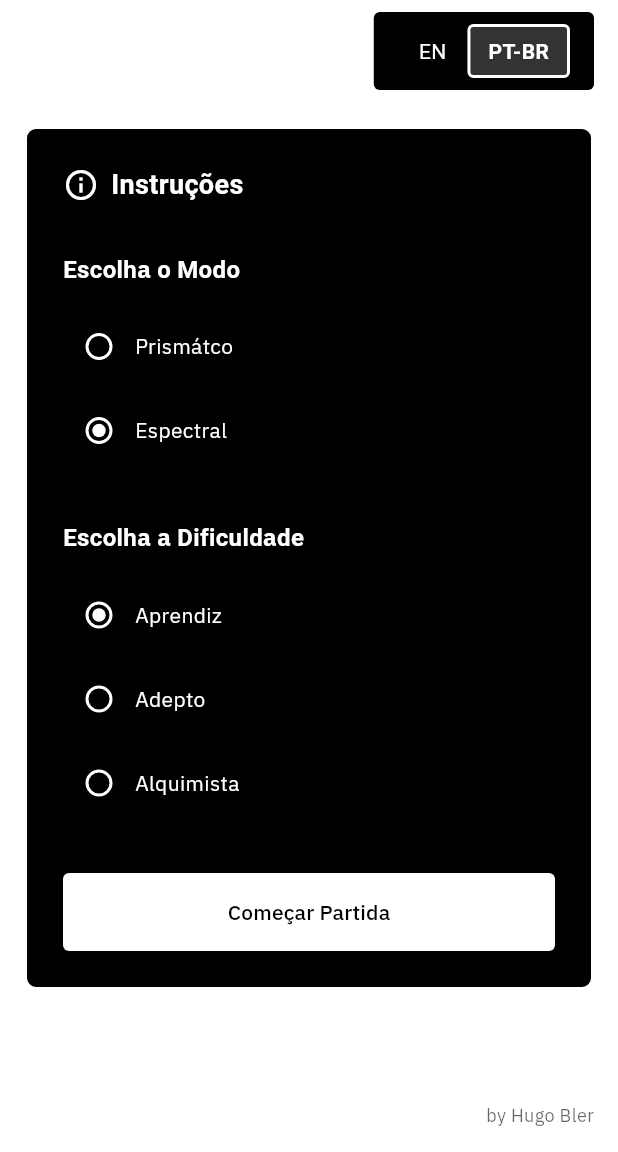
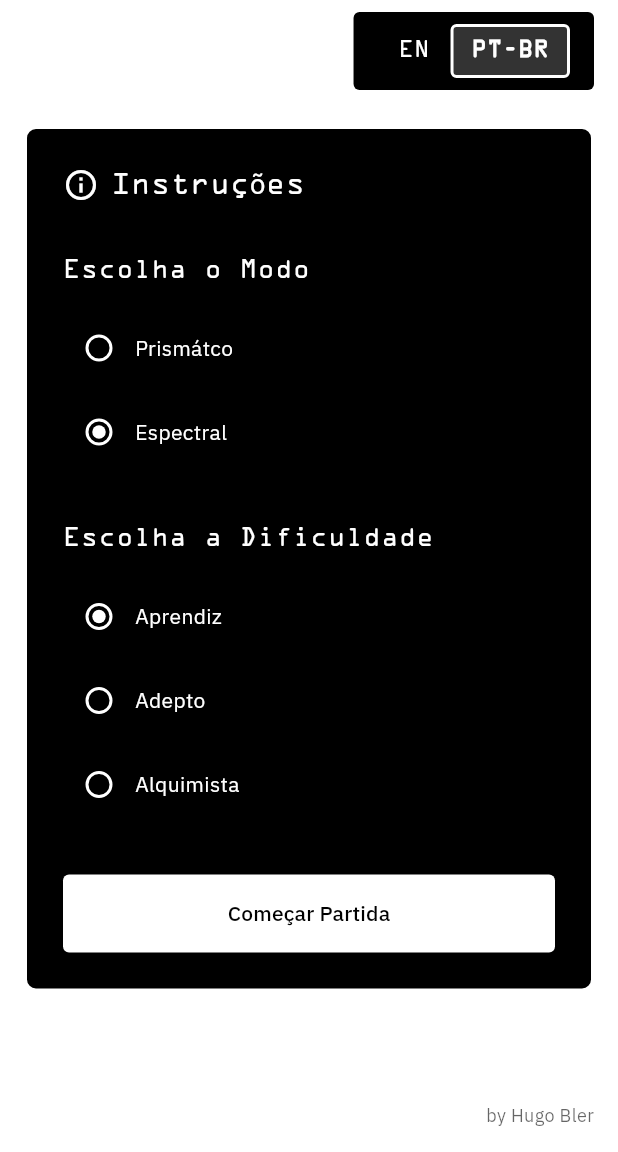
Before and after one commit to Hbler/tincture_proto, a Flutter app: the screen it shows after launch, after a tap on "PT-BR", on a phone screen of 412 x 824 dp, the part 84-1236 px from its top. Run offline on Flutter 3.47's test engine with Material 3 defaults, Android fonts, the light colour scheme and no system bars; our stand-ins replace google_fonts, shared_preferences; Roboto replaces fonts that are missing (OCR_A, Optima).

Commit message:
bugs fixed

```diff
--- a/lib/l10n/app_localizations_pt.dart
+++ b/lib/l10n/app_localizations_pt.dart
@@ -71,7 +71,7 @@ class AppLocalizationsPt extends AppLocalizations {
   String get newGame => 'Nova Partida';
 
   @override
-  String get nextRound => 'Próxima Roundada';
+  String get nextRound => 'Próxima Rondada';
 
   @override
   String get resetGame => 'Zerar Partida';
--- a/lib/l10n/app_pt.arb
+++ b/lib/l10n/app_pt.arb
@@ -36,7 +36,7 @@
 
   "newGame": "Nova Partida",
 
-  "nextRound": "Próxima Roundada",
+  "nextRound": "Próxima Rondada",
 
   "resetGame": "Zerar Partida",
 
--- a/lib/models/difficulty.dart
+++ b/lib/models/difficulty.dart
@@ -45,7 +45,7 @@ class Difficulty {
       case DifficultyLevel.alchemist:
         return 105.0;
       case DifficultyLevel.artifex:
-        return 70.0;
+        return 45.0;
     }
   }
 
--- a/lib/models/tile.dart
+++ b/lib/models/tile.dart
@@ -6,6 +6,7 @@ class GameTile {
   final String id;
   final Color color;
   final DifficultyLevel difficulty;
+  final String icon;
   bool isMatched;
 
   static const List<String> _icons = ['▀', '▄', '█', '◼', '▮', '▪'];
@@ -14,10 +15,11 @@ class GameTile {
     required this.id,
     required this.color,
     required this.difficulty,
+    String? icon,
     this.isMatched = false,
-  });
+  }) : icon = icon ?? _generateIcon(difficulty);
 
-  String get icon {
+  static String _generateIcon(DifficultyLevel difficulty) {
     final random = Random();
     int maxIndex;
 
@@ -43,12 +45,14 @@ class GameTile {
     String? id,
     Color? color,
     DifficultyLevel? difficulty,
+    String? icon,
     bool? isMatched,
   }) {
     return GameTile(
       id: id ?? this.id,
       color: color ?? this.color,
       difficulty: difficulty ?? this.difficulty,
+      icon: icon ?? this.icon,
       isMatched: isMatched ?? this.isMatched,
     );
   }
--- a/lib/widgets/chroma_phial.dart
+++ b/lib/widgets/chroma_phial.dart
@@ -31,7 +31,7 @@ class ChromaPhial extends StatelessWidget {
             child: Text(
               tile.icon,
               style: TextStyle(
-                fontSize: size * 0.8,
+                fontSize: size * 1.2,
                 color: tile.color,
                 height: 1.0,
               ),
--- a/lib/widgets/controls_panel.dart
+++ b/lib/widgets/controls_panel.dart
@@ -57,8 +57,7 @@ class _InstructionsButton extends StatelessWidget {
             style: const TextStyle(
               color: Colors.white,
               fontSize: 18,
-              fontWeight: FontWeight.bold,
-              fontFamily: 'OCR_A',
+              fontFamily: 'OCR',
             ),
           ),
         ],
@@ -81,8 +80,7 @@ class _ColorModeSelector extends StatelessWidget {
           style: TextStyle(
             color: Colors.white,
             fontSize: 16,
-            fontWeight: FontWeight.bold,
-            fontFamily: 'OCR_A',
+            fontFamily: 'OCR',
           ),
         ),
         const SizedBox(height: 12),
@@ -117,8 +115,7 @@ class _DifficultySelector extends StatelessWidget {
           style: TextStyle(
             color: Colors.white,
             fontSize: 16,
-            fontWeight: FontWeight.bold,
-            fontFamily: 'OCR_A',
+            fontFamily: 'OCR',
           ),
         ),
         const SizedBox(height: 12),
@@ -229,8 +226,7 @@ class _ScoreDisplay extends StatelessWidget {
             style: const TextStyle(
               color: Colors.white,
               fontSize: 20,
-              fontWeight: FontWeight.bold,
-              fontFamily: 'OCR_A',
+              fontFamily: 'OCR',
             ),
             textAlign: TextAlign.center,
           ),
@@ -240,7 +236,7 @@ class _ScoreDisplay extends StatelessWidget {
             style: const TextStyle(
               color: Colors.white,
               fontSize: 16,
-              fontFamily: 'OCR_A',
+              fontFamily: 'OCR',
             ),
             textAlign: TextAlign.center,
           ),
--- a/lib/widgets/distillation_matrix.dart
+++ b/lib/widgets/distillation_matrix.dart
@@ -1,6 +1,7 @@
 import 'package:flutter/material.dart';
 import 'package:provider/provider.dart';
 import 'package:tincture_proto/models/game_state.dart';
+import 'package:tincture_proto/models/tile.dart';
 import 'package:tincture_proto/widgets/chroma_phial.dart';
 import 'package:tincture_proto/widgets/lead_color.dart';
 
@@ -70,7 +71,10 @@ class _TilesGrid extends StatelessWidget {
 
   @override
   Widget build(BuildContext context) {
-    if (gameState.tiles.isEmpty) {
+    return Selector<GameState, List<GameTile>>(
+      selector: (_, gameState) => gameState.tiles,
+      builder: (context, tiles, _) {
+        if (tiles.isEmpty) {
           return const Center(
             child: Text(
               '...',
@@ -79,9 +83,10 @@ class _TilesGrid extends StatelessWidget {
           );
         }
 
-    final crossAxisCount = _getCrossAxisCount(gameState.tiles.length);
+        final crossAxisCount = _getCrossAxisCount(tiles.length);
 
         return Center(
+          child: SingleChildScrollView(
             child: GridView.builder(
               shrinkWrap: true,
               physics: const NeverScrollableScrollPhysics(),
@@ -91,11 +96,17 @@ class _TilesGrid extends StatelessWidget {
                 crossAxisSpacing: 8,
                 childAspectRatio: 1.0,
               ),
-        itemCount: gameState.tiles.length,
+              itemCount: tiles.length,
               itemBuilder: (context, index) {
-          return ChromaPhial(tile: gameState.tiles[index]);
+                return ChromaPhial(
+                  key: ValueKey(tiles[index].id),
+                  tile: tiles[index],
+                );
               },
             ),
+          ),
+        );
+      },
     );
   }
 }
--- a/lib/widgets/language_selector.dart
+++ b/lib/widgets/language_selector.dart
@@ -66,7 +66,7 @@ class _LanguageOption extends StatelessWidget {
         child: Text(
           label,
           style: TextStyle(
-            fontFamily: 'OCR_A',
+            fontFamily: 'OCR',
             color: Colors.white,
             fontWeight: isSelected ? FontWeight.bold : FontWeight.normal,
           ),
--- a/lib/widgets/lead_color.dart
+++ b/lib/widgets/lead_color.dart
@@ -9,23 +9,22 @@ class LeadColor extends StatelessWidget {
   Widget build(BuildContext context) {
     final gameState = context.watch<GameState>();
 
-    return LayoutBuilder(
-      builder: (context, constraints) {
-        final isMobile =
-            constraints.maxWidth < 860 || constraints.maxHeight < 200;
-        final icon = isMobile ? '-' : '*';
+    final screenWidth = MediaQuery.of(context).size.width;
+    final isMobile = screenWidth < 860;
+
+    final icon = isMobile ? '━' : '✦';
+    final fontSize = isMobile ? 100.0 : 280.0;
 
     return Center(
       child: Text(
         icon,
         style: TextStyle(
-              fontSize: isMobile ? 80 : 370,
+          fontSize: fontSize,
           color: gameState.mainColor,
           height: 1.0,
+          fontWeight: FontWeight.w900,
         ),
       ),
     );
-      },
-    );
   }
 }
--- a/lib/widgets/round_summary.dart
+++ b/lib/widgets/round_summary.dart
@@ -56,14 +56,16 @@ class RoundSummaryOverlay extends StatelessWidget {
 
               const SizedBox(height: 32),
 
-              Row(
+              Column(
                 mainAxisAlignment: MainAxisAlignment.spaceEvenly,
+                crossAxisAlignment: CrossAxisAlignment.stretch,
                 children: [
                   ElevatedButton.icon(
                     onPressed: () => gameState.nextRound(),
                     label: Text(l10n.nextRound),
                     icon: const Icon(Icons.arrow_forward),
                   ),
+                  const SizedBox(height: 16),
                   OutlinedButton.icon(
                     onPressed: () => gameState.resetGame(),
                     label: Text(l10n.resetGame),
--- a/pubspec.yaml
+++ b/pubspec.yaml
@@ -81,9 +81,9 @@ flutter:
   # list giving the asset and other descriptors for the font. For
   # example:
   fonts:
-    - family: OCR A
+    - family: OCR
       fonts:
-        - asset: assets/fonts/OCR_A/OCR_A-Regular.otf
+        - asset: assets/fonts/OCR/OCR-Regular.otf
     - family: Optima
       fonts:
         - asset: assets/fonts/Optima/Optima-Bold.otf
```
Also changed, not shown: lib/models/game_state.dart (+9 -9 lines), assets/fonts/OCR/OCR-Regular.otf (renamed from assets/fonts/OCR_A/OCR_A-Regular.otf), 3 other files. Lines whose indentation alone changed are shown as unchanged.
